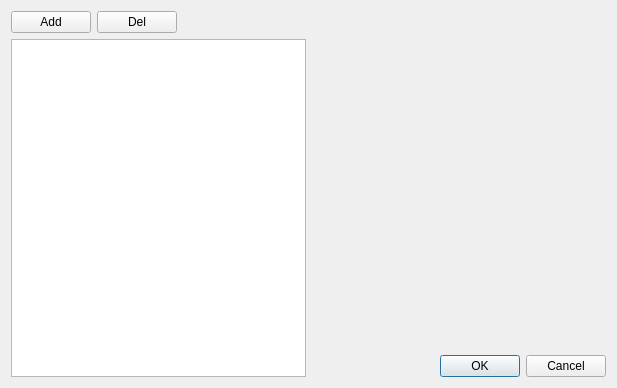
Old version of the form connectiondialog.ui in the repository HollyPony/SQueryLite.
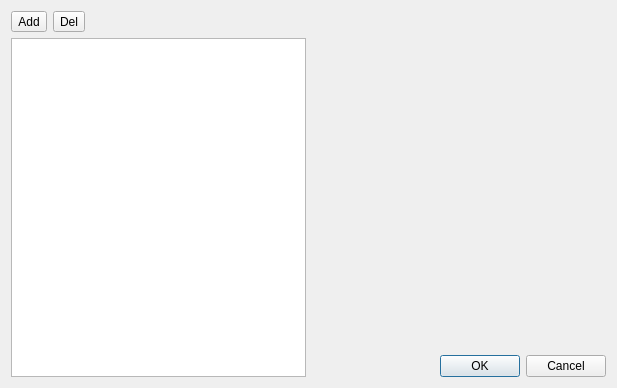
New version of the form.

Commit message: Add a basic connection dialog

The edit to the form file:
```diff
--- a/connectiondialog.ui
+++ b/connectiondialog.ui
@@ -38,14 +38,14 @@
         <enum>QLayout::SetMinimumSize</enum>
        </property>
        <item>
-        <widget class="QPushButton" name="pushButton">
+        <widget class="QToolButton" name="toolButton">
          <property name="text">
           <string>Add</string>
          </property>
         </widget>
        </item>
        <item>
-        <widget class="QPushButton" name="pushButton_2">
+        <widget class="QToolButton" name="toolButton_2">
          <property name="text">
           <string>Del</string>
          </property>
```
Left out of the diff: 2 changed lines with no effect on the pictures. The commit also changes 2 other files.
